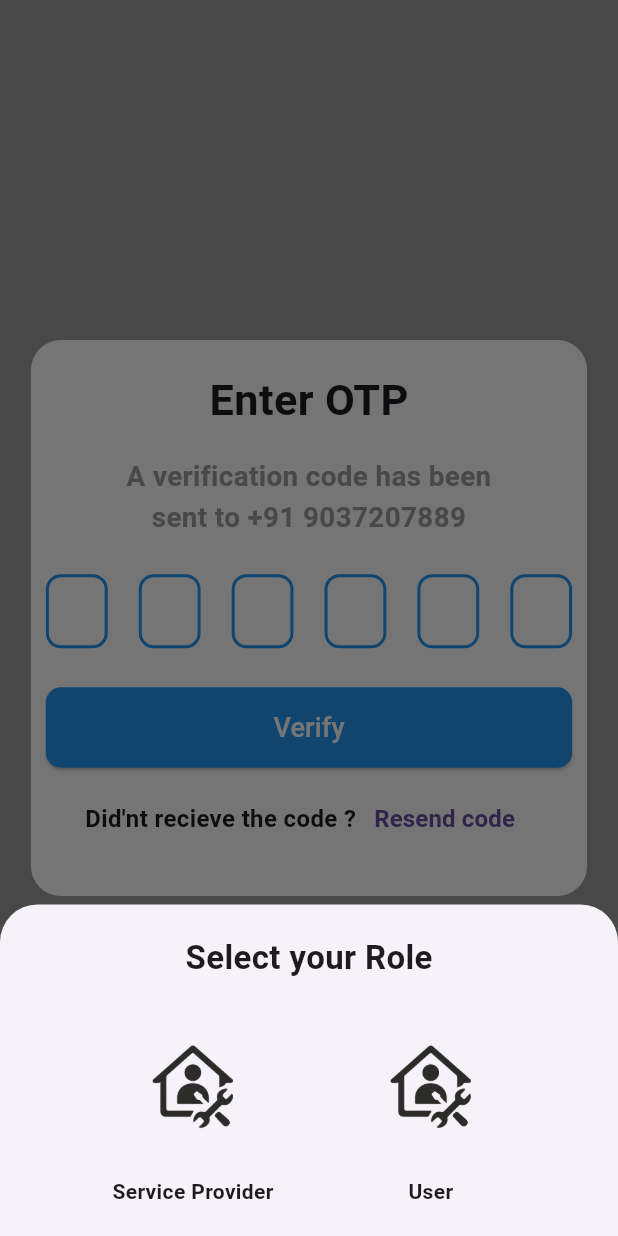
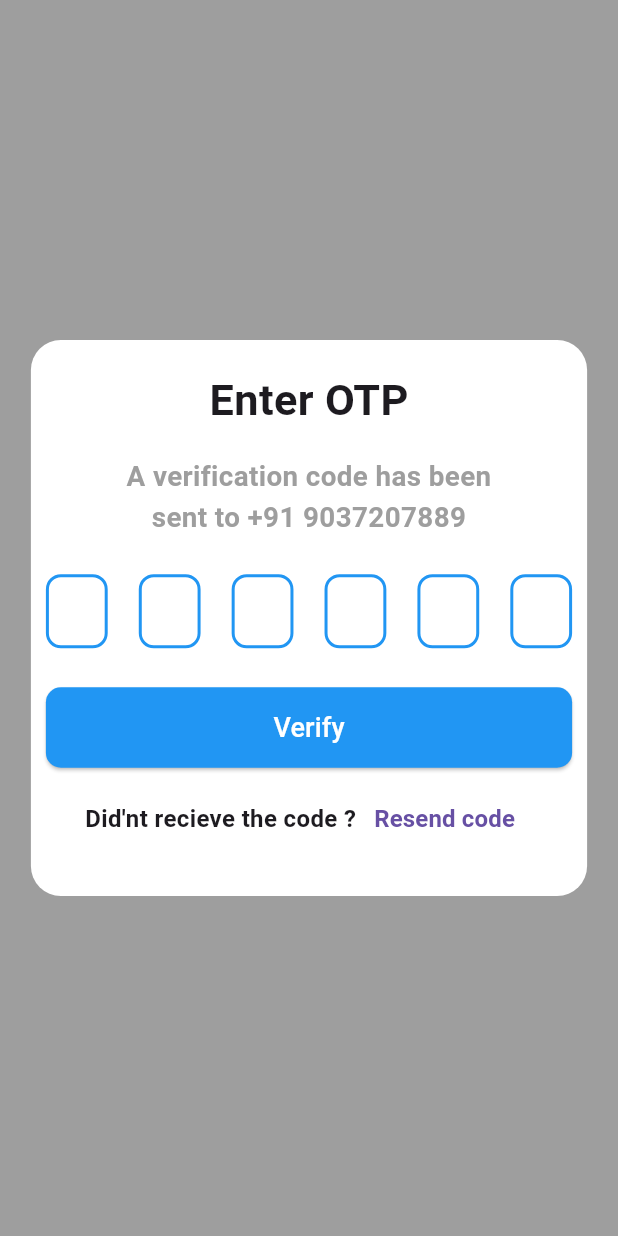
Before and after one commit to Hari3614/SVAREIGN, a Flutter app: the OtpScreen screen opened directly, after a tap on "Verify", on a phone screen of 412 x 824 dp. Run offline on Flutter 3.47's test engine with Material 3 defaults, Android fonts, the phone set to English and light mode, and no system bars; drawn by our look-alikes of pin_code_fields; our stand-ins replace animated_splash_screen, lottie.

Commit message:
selecteditrole

```diff
--- a/lib/view/screens/Authentication/otpscreen/otp_screen.dart
+++ b/lib/view/screens/Authentication/otpscreen/otp_screen.dart
@@ -1,8 +1,6 @@
 import 'package:flutter/material.dart';
 import 'package:pin_code_fields/pin_code_fields.dart';
 import 'package:svareign/core/colors/app_theme_color.dart';
-import 'package:svareign/utils/elevatedbutton/elevatedbutton.dart';
-import 'package:svareign/view/screens/Authentication/roleselectionpage/role_selection_page.dart';
 
 class OtpScreen extends StatelessWidget {
   const OtpScreen({super.key});
@@ -67,9 +65,7 @@ class OtpScreen extends StatelessWidget {
                 ),
                 SizedBox(height: 10),
                 ElevatedButton(
-                  onPressed: () {
-                    showroleselectionpage(context);
-                  },
+                  onPressed: () {},
                   style: ElevatedButton.styleFrom(
                     minimumSize: Size(double.infinity, height * 0.065),
                     backgroundColor: Colors.blue,
@@ -112,45 +108,4 @@ class OtpScreen extends StatelessWidget {
       ),
     );
   }
-
-  void showroleselectionpage(BuildContext context) {
-    showModalBottomSheet(
-      context: context,
-      isScrollControlled: true,
-      shape: RoundedRectangleBorder(
-        borderRadius: BorderRadius.vertical(top: Radius.circular(25)),
-      ),
-      builder: (context) {
-        return Padding(
-          padding: const EdgeInsets.all(20),
-          child: Wrap(
-            alignment: WrapAlignment.center,
-            spacing: 20,
-            runSpacing: 20,
-            children: [
-              const Text(
-                'Select your Role',
-                style: TextStyle(fontWeight: FontWeight.bold, fontSize: 22),
-              ),
-              Row(
-                mainAxisAlignment: MainAxisAlignment.spaceEvenly,
-                children: [
-                  RoleSelectionPage(
-                    title: 'Service Provider',
-                    imagpath: 'assets/images/app icon1.png',
-                    ontap: () {},
-                  ),
-                  RoleSelectionPage(
-                    title: 'User',
-                    imagpath: 'assets/images/app icon1.png',
-                    ontap: () {},
-                  ),
-                ],
-              ),
-            ],
-          ),
-        );
-      },
-    );
-  }
 }
```
Also changed, not shown: lib/view/screens/Authentication/loginscreen/widgets/widget.dart (+108 -4 lines), lib/view/screens/Authentication/signupscreen/widgets/signupwidget.dart (+6 -1 lines).
